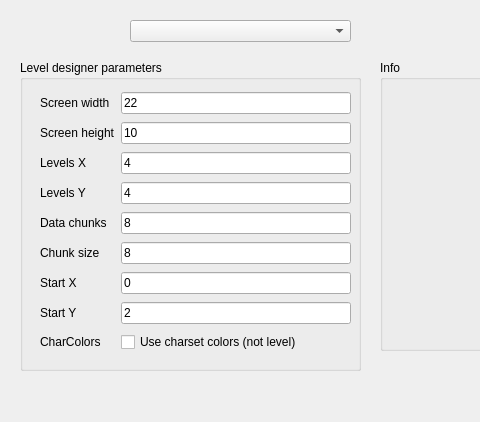
Qt form dialognewimage.ui (leuat/TRSE) before a commit; both pictures show x 0 to 480 and y 0 to 422 of the 716 by 422 pixel window.
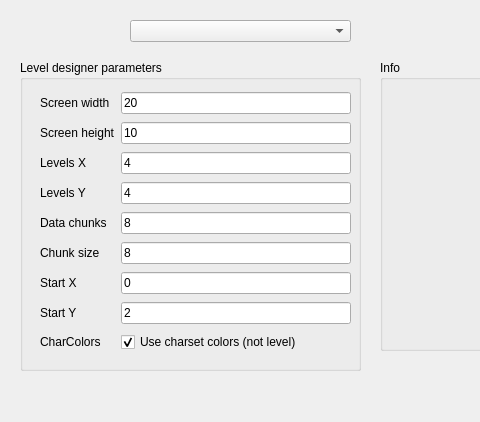
The same form after that commit.

Patch:
```diff
--- a/dialognewimage.ui
+++ b/dialognewimage.ui
@@ -125,7 +125,7 @@
         <string>999</string>
        </property>
        <property name="text">
-        <string>22</string>
+        <string>20</string>
        </property>
       </widget>
      </item>
@@ -209,6 +209,12 @@
        <property name="text">
         <string>Use charset colors (not level)</string>
        </property>
+       <property name="checked">
+        <bool>true</bool>
+       </property>
+       <property name="tristate">
+        <bool>false</bool>
+       </property>
       </widget>
      </item>
     </layout>
```
